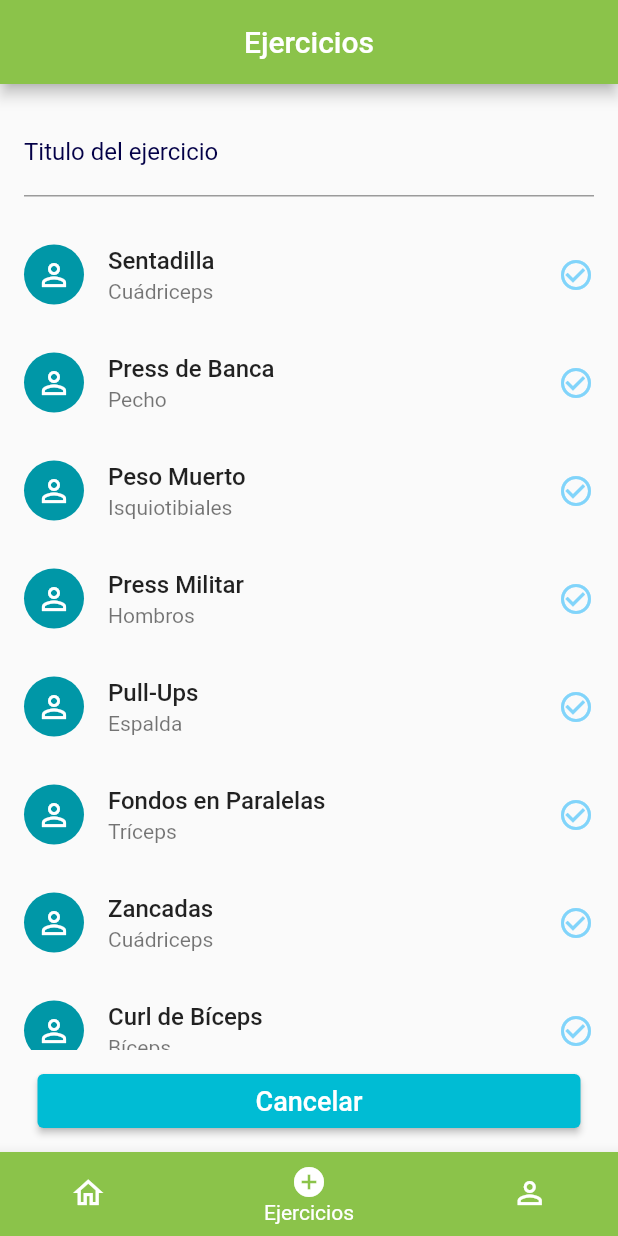
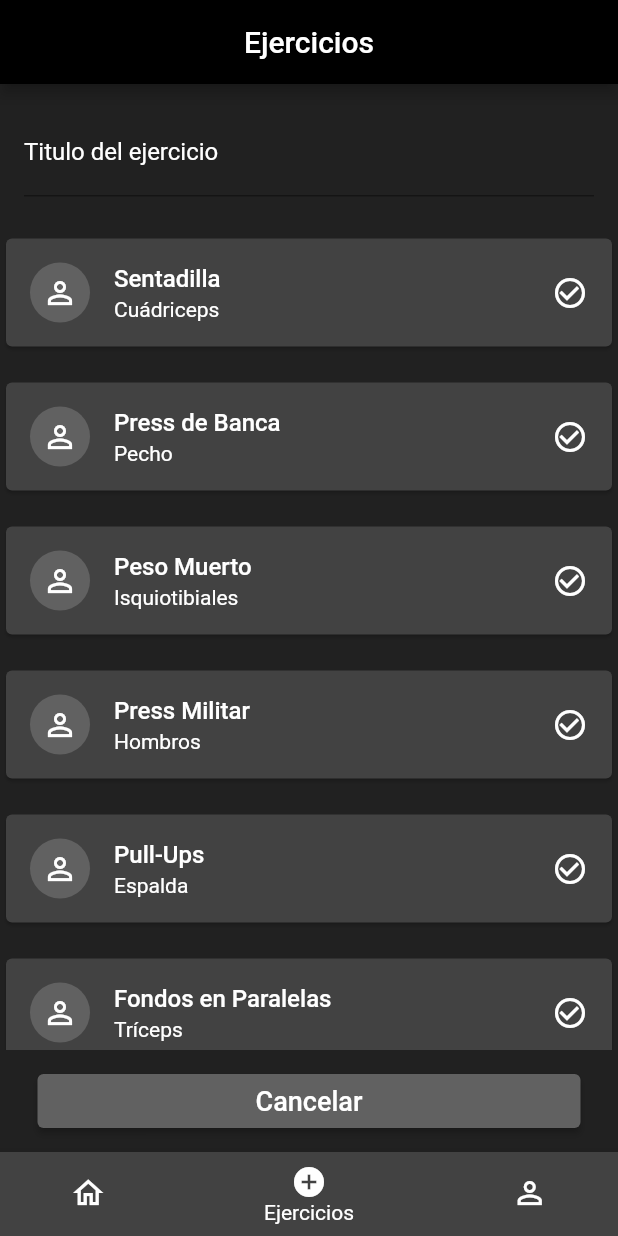
Before and after one commit to denisguimpu/App-Rutinas-De-Gimnasio, a Flutter app: the screen it shows after launch, item 2 of the bottom bar chosen, on a phone screen of 412 x 824 dp. Run offline on Flutter 3.47's test engine with Material 2 defaults, Android fonts, the phone set to English and light mode, and no system bars; our stand-ins replace sqflite; accounts and stored records are empty.

Commit message:
v17 cambio en todas las screens para que se vea en modo oscuro

```diff
--- a/lib/screens/exercisescreen.dart
+++ b/lib/screens/exercisescreen.dart
@@ -5,7 +5,6 @@ import 'package:flutter_app/model/exercise.dart';
 import 'package:provider/provider.dart';
 import '../database/db.dart';
 import '../views/changenotifier.dart';
-
 
 class MainScreen extends StatefulWidget {
   @override
@@ -240,6 +239,7 @@ class MainScreenState extends State<MainScreen> {
         'La sentadilla frontal se realiza con la barra en la parte frontal de los hombros. Baja y sube el cuerpo como en una sentadilla estándar, pero con énfasis en los cuádriceps.',
         false),
   ];
+
   TextEditingController titleController = TextEditingController();
 
   List<Exercise> selectedExercises = [];
@@ -251,8 +251,9 @@ class MainScreenState extends State<MainScreen> {
       appBar: AppBar(
         title: Text('Ejercicios'),
         centerTitle: true,
-        backgroundColor: Colors.lightGreen,
+        backgroundColor: Colors.black,
       ),
+      backgroundColor: Colors.grey[900],
       body: SafeArea(
         child: Container(
           child: Column(
@@ -263,8 +264,11 @@ class MainScreenState extends State<MainScreen> {
                   children: [
                     TextField(
                       controller: titleController,
-                      decoration:
-                          InputDecoration(labelText: 'Titulo del ejercicio'),
+                      decoration: InputDecoration(
+                        labelText: 'Titulo del ejercicio',
+                        labelStyle: TextStyle(color: Colors.white),
+                      ),
+                      style: TextStyle(color: Colors.white),
                     ),
                   ],
                 ),
@@ -280,7 +284,8 @@ class MainScreenState extends State<MainScreen> {
                       exercises[index].isSelected,
                       index,
                     );
-                    }),
+                  },
+                ),
               ),
               Padding(
                 padding: const EdgeInsets.symmetric(
@@ -324,12 +329,13 @@ class MainScreenState extends State<MainScreen> {
                       }
                     },
                     style: ElevatedButton.styleFrom(
-                        backgroundColor: Colors.cyan[500],
+                      backgroundColor: Colors.grey[700],
                     ),
                     child: Text(
                       textButton,
                       style: TextStyle(color: Colors.white, fontSize: 18),
-                      )),
+                    ),
+                  ),
                 ),
               ),
             ],
@@ -341,9 +347,13 @@ class MainScreenState extends State<MainScreen> {
 
   Widget ExcercisesItem(String name, String muscle, String description,
       bool isSelected, int index) {
-    return ListTile(
+    return Padding(
+      padding: const EdgeInsets.symmetric(vertical: 8.0), // Agrega margen vertical
+      child: Card(
+        color: Colors.grey[800], // Establece el fondo gris al Card
+        child: ListTile(
           leading: CircleAvatar(
-        backgroundColor: Colors.cyan[700],
+            backgroundColor: Colors.grey[700],
             child: Icon(
               Icons.person_outline_outlined,
               color: Colors.white,
@@ -351,17 +361,23 @@ class MainScreenState extends State<MainScreen> {
           ),
           title: Text(
             name,
-        style: TextStyle(fontWeight: FontWeight.w500),
+            style: TextStyle(
+              fontWeight: FontWeight.w500,
+              color: Colors.white,
             ),
-      subtitle: Text(muscle),
+          ),
+          subtitle: Text(
+            muscle,
+            style: TextStyle(color: Colors.white),
+          ),
           trailing: isSelected
               ? Icon(
             Icons.check_circle,
-              color: Colors.lightBlue,
+            color: Colors.white,
           )
               : Icon(
             Icons.check_circle_outline,
-              color: Colors.lightBlue[200],
+            color: Colors.white,
           ),
           onTap: () {
             setState(() {
@@ -379,6 +395,8 @@ class MainScreenState extends State<MainScreen> {
               }
             });
           },
+        ),
+      ),
     );
   }
 }
--- a/lib/views/bottomnavbar.dart
+++ b/lib/views/bottomnavbar.dart
@@ -38,19 +38,19 @@ class _BottomNavBarState extends State<BottomNavBar> {
             icon: Icon(Icons.home_outlined),
             activeIcon: Icon(Icons.home),
             label: 'Inicio',
-            backgroundColor: Colors.cyan,
+            backgroundColor: Colors.grey[800],
           ),
           BottomNavigationBarItem(
             icon: Icon(Icons.add_circle_outline),
             activeIcon: Icon(Icons.add_circle_outlined),
             label: 'Ejercicios',
-            backgroundColor: Colors.lightGreen,
+            backgroundColor: Colors.grey[800],
           ),
           BottomNavigationBarItem(
             icon: Icon(Icons.person_outline),
             activeIcon: Icon(Icons.person),
             label: 'Perfil',
-            backgroundColor: Colors.deepPurple,
+            backgroundColor: Colors.grey[800],
           ),
         ],
       ),
```
Also changed, not shown: lib/screens/homescreen.dart (+10 -8 lines), lib/screens/profilesceen.dart (+9 -5 lines), lib/screens/rutinadetallescreen.dart (+34 -7 lines). Lines whose indentation alone changed are shown as unchanged.
